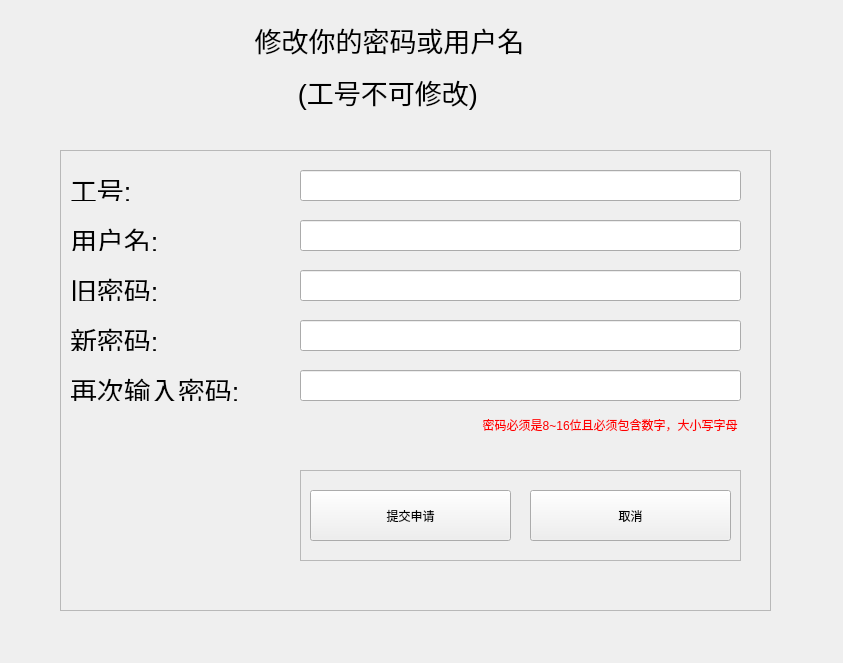
Above: view/loginPage/changepassword.ui from JunWang666/LabNexus before the change. Below: the same form after it.
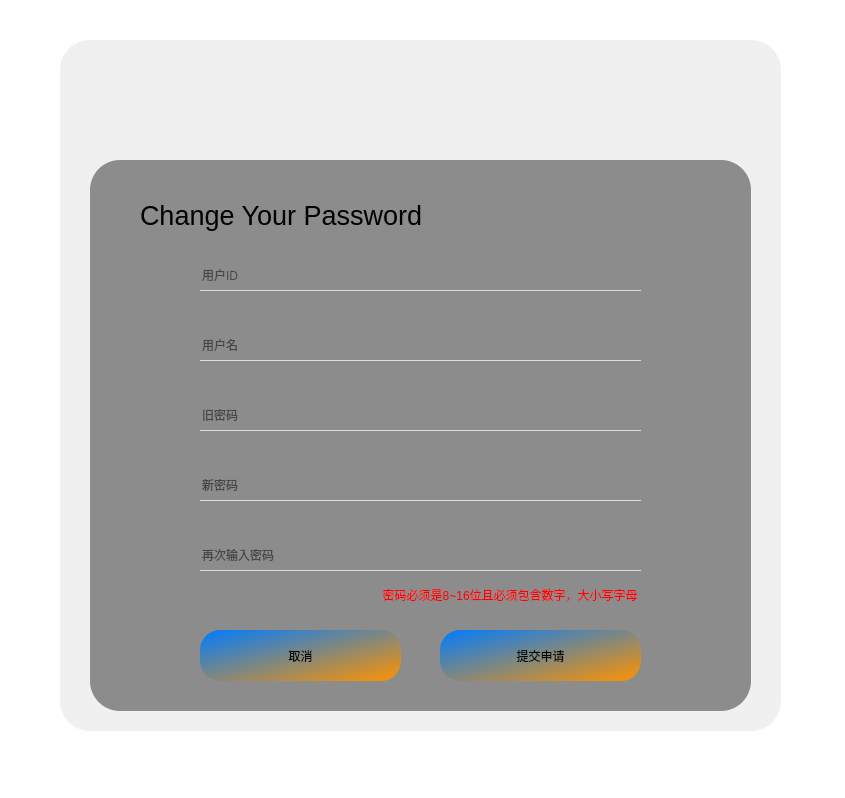
That is the form after the change. Icons and pictures are not drawn.

```diff
--- a/view/loginPage/changepassword.ui
+++ b/view/loginPage/changepassword.ui
@@ -9,36 +9,90 @@
             <rect>
                 <x>0</x>
                 <y>0</y>
-                <width>843</width>
-                <height>663</height>
+    <width>845</width>
+    <height>798</height>
             </rect>
         </property>
         <property name="windowTitle">
             <string>修改密码 - LabNexus</string>
         </property>
-        <widget class="QLabel" name="titleLabel">
-            <property name="geometry">
-                <rect>
-                    <x>100</x>
-                    <y>20</y>
-                    <width>579</width>
-                    <height>91</height>
-                </rect>
-            </property>
-            <property name="text">
-                <string>&lt;html&gt;&lt;head/&gt;&lt;body&gt;&lt;p align=&quot;center&quot;&gt;&lt;span style=&quot;
-                    font-size:20pt;&quot;&gt;修改你的密码或用户名&lt;/span&gt;&lt;/p&gt;&lt;p align=&quot;center&quot;&gt;&lt;span
-                    style=&quot; font-size:20pt;&quot;&gt;(工号不可修改)&lt;/span&gt;&lt;/p&gt;&lt;/body&gt;&lt;/html&gt;
-                </string>
-            </property>
-        </widget>
-        <widget class="QFrame" name="mainFrame">
+  <property name="styleSheet">
+   <string notr="true">*{
+	background-color: rgb(255, 255, 255);
+}
+
+QFrame#frame{
+border-radius:30px;
+	background-image: url(:/Register_page.png);
+border-repeat: no-repeat;
+    border-position: center;
+
+}
+#frame_2{
+border-radius:30px;
+	background-color: rgba(158, 158, 158, 40);
+}
+QLabel#label{
+	background-color: rgba(98, 98, 98, 180);
+border-radius:30px;
+}
+
+
+#titleLabel{
+	background-color: rgba(255, 255, 255, 0);
+}
+QLineEdit{
+	background-color: rgba(255, 255, 255, 0);
+	font: 16pt &quot;Microsoft YaHei UI&quot;;
+border:none;
+border-bottom:1px solid rgba(255, 255, 255, 180);
+}
+#passwordHintLabel{
+	background-color: rgba(255, 255, 255, 0);
+	color: rgb(255, 0, 0);
+}
+
+QPushButton{
+border-radius:20px;
+	background-color: qlineargradient(spread:pad, x1:0, y1:0, x2:1, y2:1, stop:0 rgba(0, 124, 255, 255), stop:1 rgba(255, 147, 0, 255));
+	font: 20pt &quot;Microsoft YaHei UI&quot;;
+}
+
+
+QPushButton:hover{
+border-radius:20px;
+	background-color: qlineargradient(spread:pad, x1:0, y1:0, x2:0.997, y2:1, stop:0 rgba(0, 30, 255, 255), stop:1 rgba(255, 104, 0, 255));
+	font: 20pt &quot;Microsoft YaHei UI&quot;;
+}
+
+
+QPushButton:pressed{
+border-radius:20px;
+background-color: qlineargradient(spread:pad, x1:0, y1:0, x2:0.997, y2:1, stop:0 rgba(0, 30, 255, 255), stop:1 rgba(255, 104, 0, 255));
+padding-top:5px;
+padding-left:5px;
+	font: 20pt &quot;Microsoft YaHei UI&quot;;
+}
+#lineEdit{
+border-bottom:1px solid rgba(255, 255, 255, 0);
+	color: rgb(255, 0, 0);
+}
+#lineEdit_2{
+border-bottom:1px solid rgba(255, 255, 255, 0);
+	color: rgb(255, 0, 0);
+}
+#lineEdit_3{
+border-bottom:1px solid rgba(255, 255, 255, 0);
+	color: rgb(255, 0, 0);
+}</string>
+  </property>
+  <widget class="QFrame" name="frame">
             <property name="geometry">
                 <rect>
                     <x>60</x>
-                    <y>150</y>
-                    <width>711</width>
-                    <height>461</height>
+     <y>40</y>
+     <width>721</width>
+     <height>691</height>
                 </rect>
             </property>
             <property name="frameShape">
@@ -47,126 +101,117 @@
             <property name="frameShadow">
                 <enum>QFrame::Shadow::Raised</enum>
             </property>
-            <widget class="QLabel" name="userIdLabel">
+   <widget class="QFrame" name="frame_2">
                 <property name="geometry">
                     <rect>
-                        <x>10</x>
-                        <y>20</y>
-                        <width>221</width>
-                        <height>31</height>
-                    </rect>
-                </property>
+      <x>0</x>
+      <y>0</y>
+      <width>721</width>
+      <height>691</height>
+     </rect>
+    </property>
+    <property name="frameShape">
+     <enum>QFrame::Shape::StyledPanel</enum>
+    </property>
+    <property name="frameShadow">
+     <enum>QFrame::Shadow::Raised</enum>
+    </property>
+    <widget class="QLabel" name="label">
+     <property name="geometry">
+      <rect>
+       <x>30</x>
+       <y>120</y>
+       <width>661</width>
+       <height>551</height>
+      </rect>
+     </property>
                 <property name="text">
-                    <string>&lt;html&gt;&lt;head/&gt;&lt;body&gt;&lt;p&gt;&lt;span style=&quot; font-size:20pt;&quot;&gt;工号:&lt;/span&gt;&lt;/p&gt;&lt;/body&gt;&lt;/html&gt;</string>
+      <string/>
+     </property>
+    </widget>
+    <widget class="QLabel" name="titleLabel">
+     <property name="geometry">
+      <rect>
+       <x>80</x>
+       <y>130</y>
+       <width>491</width>
+       <height>91</height>
+      </rect>
+     </property>
+     <property name="text">
+      <string>&lt;html&gt;&lt;head/&gt;&lt;body&gt;&lt;p&gt;&lt;span style=&quot; font-size:20pt;&quot;&gt;Change Your Password&lt;/span&gt;&lt;/p&gt;&lt;/body&gt;&lt;/html&gt;</string>
                 </property>
             </widget>
             <widget class="QLineEdit" name="lineEdit_userId">
                 <property name="geometry">
                     <rect>
-                        <x>240</x>
-                        <y>20</y>
+       <x>140</x>
+       <y>220</y>
                         <width>441</width>
                         <height>31</height>
                     </rect>
                 </property>
-            </widget>
-            <widget class="QLabel" name="userNameLabel">
-                <property name="geometry">
-                    <rect>
-                        <x>10</x>
-                        <y>70</y>
-                        <width>221</width>
-                        <height>31</height>
-                    </rect>
-                </property>
-                <property name="text">
-                    <string>&lt;html&gt;&lt;head/&gt;&lt;body&gt;&lt;p&gt;&lt;span style=&quot; font-size:20pt;&quot;&gt;用户名:&lt;/span&gt;&lt;/p&gt;&lt;/body&gt;&lt;/html&gt;</string>
+     <property name="placeholderText">
+      <string>用户ID</string>
                 </property>
             </widget>
             <widget class="QLineEdit" name="lineEdit_userName">
                 <property name="geometry">
                     <rect>
-                        <x>240</x>
-                        <y>70</y>
+       <x>140</x>
+       <y>290</y>
                         <width>441</width>
                         <height>31</height>
                     </rect>
                 </property>
-            </widget>
-            <widget class="QLabel" name="oldPasswordLabel">
-                <property name="geometry">
-                    <rect>
-                        <x>10</x>
-                        <y>120</y>
-                        <width>221</width>
-                        <height>31</height>
-                    </rect>
-                </property>
-                <property name="text">
-                    <string>&lt;html&gt;&lt;head/&gt;&lt;body&gt;&lt;p&gt;&lt;span style=&quot; font-size:20pt;&quot;&gt;旧密码:&lt;/span&gt;&lt;/p&gt;&lt;/body&gt;&lt;/html&gt;</string>
+     <property name="placeholderText">
+      <string>用户名</string>
                 </property>
             </widget>
             <widget class="QLineEdit" name="lineEdit_oldPassword">
                 <property name="geometry">
                     <rect>
-                        <x>240</x>
-                        <y>120</y>
+       <x>140</x>
+       <y>360</y>
                         <width>441</width>
                         <height>31</height>
                     </rect>
                 </property>
-            </widget>
-            <widget class="QLabel" name="newPasswordLabel">
-                <property name="geometry">
-                    <rect>
-                        <x>10</x>
-                        <y>170</y>
-                        <width>221</width>
-                        <height>31</height>
-                    </rect>
-                </property>
-                <property name="text">
-                    <string>&lt;html&gt;&lt;head/&gt;&lt;body&gt;&lt;p&gt;&lt;span style=&quot; font-size:20pt;&quot;&gt;新密码:&lt;/span&gt;&lt;/p&gt;&lt;/body&gt;&lt;/html&gt;</string>
+     <property name="placeholderText">
+      <string>旧密码</string>
                 </property>
             </widget>
             <widget class="QLineEdit" name="lineEdit_newPassword">
                 <property name="geometry">
                     <rect>
-                        <x>240</x>
-                        <y>170</y>
+       <x>140</x>
+       <y>430</y>
                         <width>441</width>
                         <height>31</height>
                     </rect>
                 </property>
-            </widget>
-            <widget class="QLabel" name="confirmPasswordLabel">
-                <property name="geometry">
-                    <rect>
-                        <x>10</x>
-                        <y>220</y>
-                        <width>221</width>
-                        <height>31</height>
-                    </rect>
-                </property>
-                <property name="text">
-                    <string>&lt;html&gt;&lt;head/&gt;&lt;body&gt;&lt;p&gt;&lt;span style=&quot; font-size:20pt;&quot;&gt;再次输入密码:&lt;/span&gt;&lt;/p&gt;&lt;/body&gt;&lt;/html&gt;</string>
+     <property name="placeholderText">
+      <string>新密码</string>
                 </property>
             </widget>
             <widget class="QLineEdit" name="lineEdit_confirmPassword">
                 <property name="geometry">
                     <rect>
-                        <x>240</x>
-                        <y>220</y>
+       <x>140</x>
+       <y>500</y>
                         <width>441</width>
                         <height>31</height>
                     </rect>
                 </property>
+     <property name="placeholderText">
+      <string>再次输入密码</string>
+     </property>
             </widget>
             <widget class="QLabel" name="passwordHintLabel">
                 <property name="geometry">
                     <rect>
-                        <x>240</x>
-                        <y>260</y>
+       <x>140</x>
+       <y>540</y>
                         <width>441</width>
                         <height>31</height>
                     </rect>
@@ -176,27 +221,15 @@
                         color:#ff0000;&quot;&gt;密码必须是8~16位且必须包含数字，大小写字母&lt;/span&gt;&lt;/p&gt;&lt;/body&gt;&lt;/html&gt;
                     </string>
                 </property>
-            </widget>
-            <widget class="QFrame" name="buttonFrame">
-                <property name="geometry">
-                    <rect>
-                        <x>240</x>
-                        <y>320</y>
-                        <width>441</width>
-                        <height>91</height>
-                    </rect>
-                </property>
-                <property name="frameShape">
-                    <enum>QFrame::Shape::StyledPanel</enum>
-                </property>
-                <property name="frameShadow">
-                    <enum>QFrame::Shadow::Raised</enum>
-                </property>
+     <property name="alignment">
+      <set>Qt::AlignmentFlag::AlignRight|Qt::AlignmentFlag::AlignTrailing|Qt::AlignmentFlag::AlignVCenter</set>
+     </property>
+    </widget>
                 <widget class="QPushButton" name="pushButton_confirm">
                     <property name="geometry">
                         <rect>
-                            <x>10</x>
-                            <y>20</y>
+       <x>380</x>
+       <y>590</y>
                             <width>201</width>
                             <height>51</height>
                         </rect>
@@ -211,8 +244,8 @@
                 <widget class="QPushButton" name="pushButton_cancel">
                     <property name="geometry">
                         <rect>
-                            <x>230</x>
-                            <y>20</y>
+       <x>140</x>
+       <y>590</y>
                             <width>201</width>
                             <height>51</height>
                         </rect>
@@ -224,9 +257,39 @@
                         <string>取消</string>
                     </property>
                 </widget>
-            </widget>
-        </widget>
+    <widget class="QLineEdit" name="lineEdit">
+     <property name="geometry">
+      <rect>
+       <x>140</x>
+       <y>260</y>
+       <width>441</width>
+       <height>20</height>
+      </rect>
+     </property>
+    </widget>
+    <widget class="QLineEdit" name="lineEdit_2">
+     <property name="geometry">
+      <rect>
+       <x>140</x>
+       <y>330</y>
+       <width>441</width>
+       <height>20</height>
+      </rect>
+     </property>
+    </widget>
+    <widget class="QLineEdit" name="lineEdit_3">
+     <property name="geometry">
+      <rect>
+       <x>140</x>
+       <y>400</y>
+       <width>441</width>
+       <height>20</height>
+      </rect>
+     </property>
     </widget>
-    <pixmapfunction/>
+   </widget>
+  </widget>
+ </widget>
+ <resources/>
     <connections/>
 </ui>
```
Left out of the diff: 3 changed lines with no effect on the pictures. Lines whose indentation alone changed are shown as unchanged.
